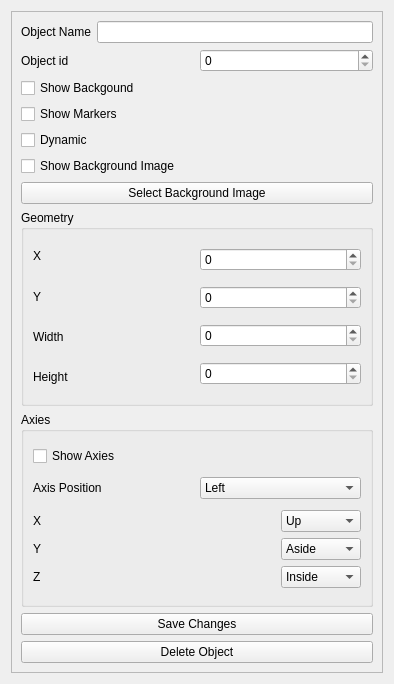
Above: QScadaObject/qscadaobjectinfodialog.ui from IndeemaSoftware/QSimpleScada before the change. Below: the same form after it.
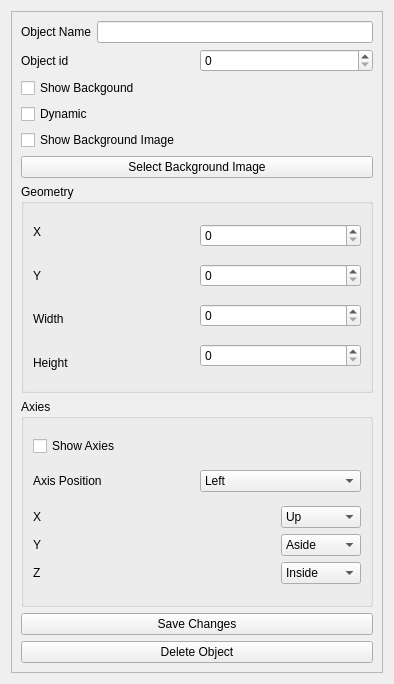
That is the form after the change.

```diff
--- a/QScadaObject/qscadaobjectinfodialog.ui
+++ b/QScadaObject/qscadaobjectinfodialog.ui
@@ -30,8 +30,8 @@
        <rect>
         <x>0</x>
         <y>0</y>
-        <width>360</width>
-        <height>727</height>
+        <width>368</width>
+        <height>658</height>
        </rect>
       </property>
       <layout class="QVBoxLayout" name="verticalLayout_5">
@@ -81,13 +81,6 @@
          </property>
         </widget>
        </item>
-       <item>
-        <widget class="QCheckBox" name="checkBoxShowMarkers">
-         <property name="text">
-          <string>Show Markers</string>
-         </property>
-        </widget>
-       </item>
        <item>
         <widget class="QCheckBox" name="checkBoxDynamic">
          <property name="text">
```
